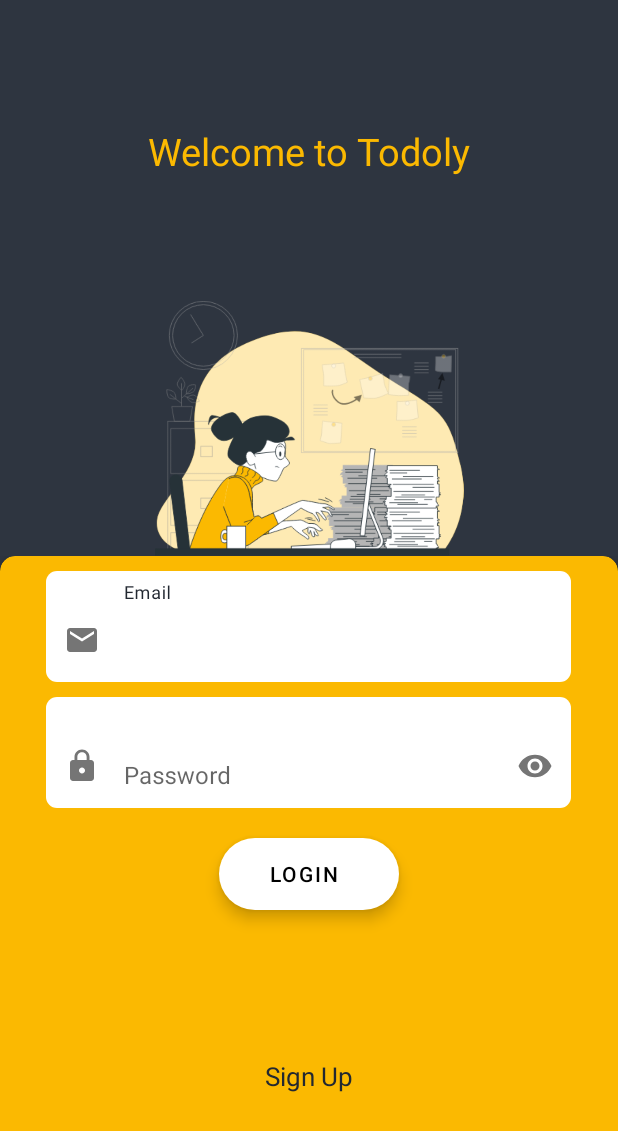
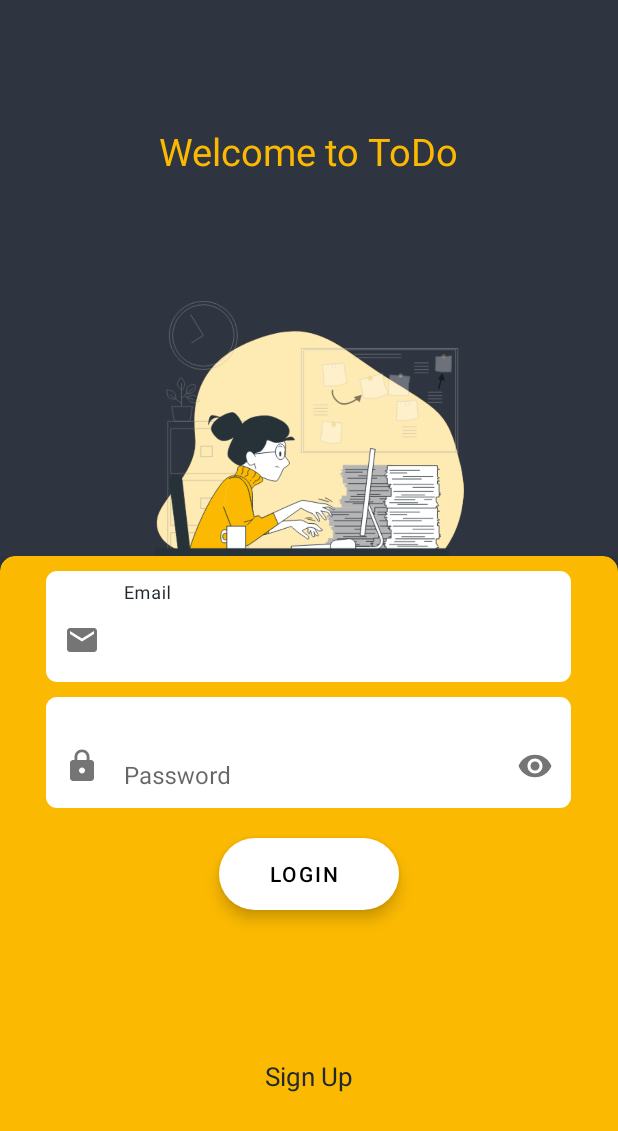
Before and after one commit to sinadalvand/Todo, an Android app: the screen it shows after launch (AuthActivity), on a phone screen of 412 x 824 dp. Shown: the top 1131 px of the screen. Run offline under Robolectric (Android 15) with nearby library versions, the phone set to English and light mode, and no system bars; our stand-ins replace Room's generated code; network calls fail; pictures from the network do not load; 1 statement that could not run was skipped.

Commit message:
fix: title changed in outh page

```diff
--- a/app/src/main/res/layout/fragment_login.xml
+++ b/app/src/main/res/layout/fragment_login.xml
@@ -7,7 +7,7 @@
     <TextView
         android:layout_width="wrap_content"
         android:layout_height="wrap_content"
-        android:text="@string/welcome_to_todoly"
+        android:text="@string/welcome_to_todo"
         android:textColor="@color/yellow_banana"
         android:textSize="@dimen/giant"
         app:layout_constraintBottom_toTopOf="@+id/appCompatImageView"
--- a/app/src/main/res/values/strings.xml
+++ b/app/src/main/res/values/strings.xml
@@ -1,6 +1,6 @@
 <resources>
     <string name="app_name">ToDo</string>
-    <string name="welcome_to_todoly">Welcome to Todoly</string>
+    <string name="welcome_to_todo">Welcome to ToDo</string>
     <string name="password">Password</string>
     <string name="email">Email</string>
     <string name="login">Login</string>
```
